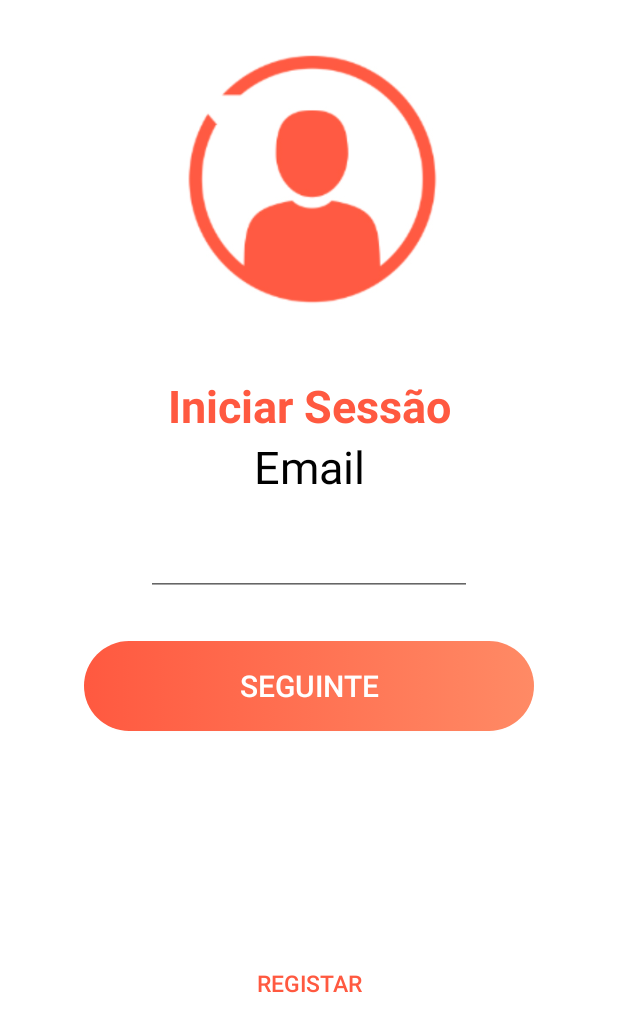
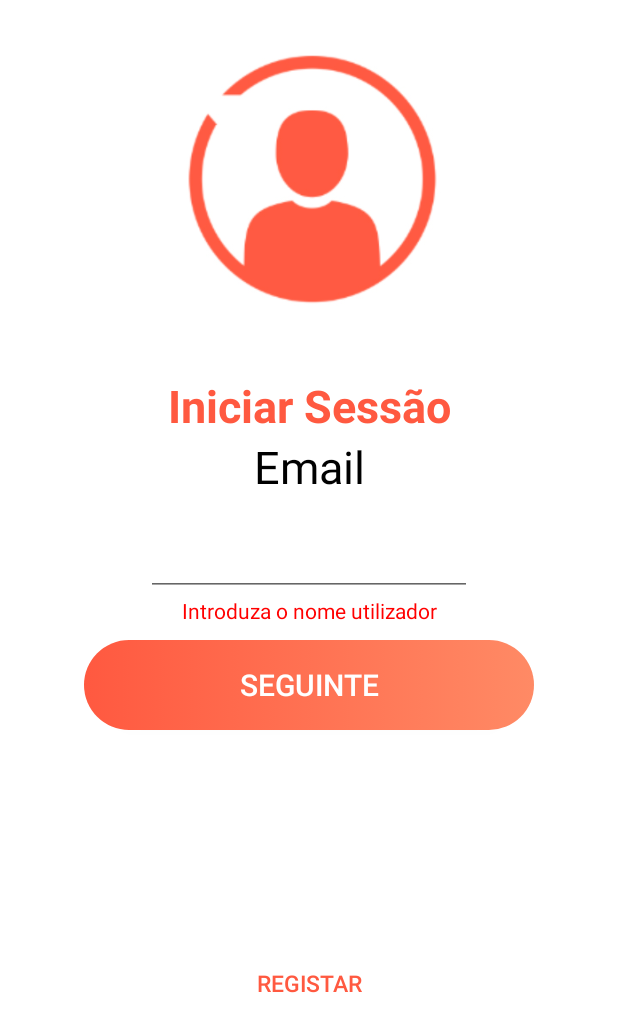
Before and after one commit to pmatarodrigues/ToBuyIt, an Android app: the screen it shows after launch (Login), after a tap on "SEGUINTE", on a phone screen of 412 x 824 dp. Shown: the top 1032 px of the screen. Run offline under Robolectric (Android 15) with nearby library versions, the phone set to English and light mode, and no system bars; 2 other taps on this screen came first.

Commit message:
Mensagens de aviso no login

```diff
--- a/app/src/main/java/com/example/pedro/tobuyit/Login.java
+++ b/app/src/main/java/com/example/pedro/tobuyit/Login.java
@@ -13,6 +13,7 @@ import android.view.View;
 import android.view.ViewGroup;
 import android.widget.Button;
 import android.widget.EditText;
+import android.widget.TextView;
 
 import java.io.BufferedReader;
 import java.io.BufferedWriter;
@@ -30,6 +31,8 @@ import java.io.OutputStreamWriter;
 import java.lang.reflect.Array;
 import java.util.ArrayList;
 
+import static android.graphics.Color.rgb;
+
 public class Login extends AppCompatActivity {
 
     ArrayList<Utilizador> users = new ArrayList<>();
@@ -37,6 +40,8 @@ public class Login extends AppCompatActivity {
     EditText txfPasswordLogin;
     EditText txfUsernameRegistar;
     EditText txfPasswordRegistar;
+    TextView txvAvisoLoginUsername;
+    TextView txvAvisoLoginPassword;
 
     int num; //vai permitir introduzir o login e a password em paginas diferentes
 
@@ -63,23 +68,35 @@ public class Login extends AppCompatActivity {
     //--------------------------- FUNCOES EM INICIAR SESSAO ----------------------------//
     public void avancarParaPassword(View view){
         txfMailLogin = (EditText) findViewById(R.id.campo_mail_login);
+        txvAvisoLoginUsername = (TextView) findViewById(R.id.aviso_login_username);
 
-        //------------ VERIFICA SE O USERNAME INTRODUZIDO EXISTE NA BASE DE DADOS
-        if(users.size() > 0) {
-            for (int i = 0; i < users.size(); i++) {
-                if (txfMailLogin.getText().toString().equals(users.get(i).getUsername())) {
-                    setContentView(R.layout.layout_login_password);     //----------- MUDA PARA O LAYOUT DA PASSWORD
-                    num = i;        //----- FAZ COM QUE NAO SEJA NECESSÁRIO VOLTAR A CORRER TODOS OS UTILIZADORES
-                }   else {
+        if(txfMailLogin.getText().length() == 0){
+            txvAvisoLoginUsername.setText("Introduza o nome utilizador");
+            txvAvisoLoginUsername.setTextColor(rgb(255, 0, 0));
+        }
+        else {
+            //------------ VERIFICA SE O USERNAME INTRODUZIDO EXISTE NA BASE DE DADOS
+            if (users.size() > 0) {
+                for (int i = 0; i < users.size(); i++) {
+                    if (txfMailLogin.getText().toString().equals(users.get(i).getUsername())) {
+                        setContentView(R.layout.layout_login_password);     //----------- MUDA PARA O LAYOUT DA PASSWORD
+                        num = i;        //----- FAZ COM QUE NAO SEJA NECESSÁRIO VOLTAR A CORRER TODOS OS UTILIZADORES
+                    } else {
+                        txvAvisoLoginUsername.setText("O username introduzido não existe");
+                        txvAvisoLoginUsername.setTextColor(rgb(255, 0, 0));
+                    }
                 }
+            } else {
+                txfMailLogin.setVisibility(view.INVISIBLE);
+                txvAvisoLoginUsername.setText("Não existem utilizadores");
+                txvAvisoLoginUsername.setTextColor(rgb(255, 0, 0));
             }
-        }   else{
-            System.out.println("NAO EXISTEM UTILIZADORES");
         }
     }
 
     public void iniciarSessao(View view){
         txfPasswordLogin = (EditText) findViewById(R.id.campo_password_login);
+        txvAvisoLoginPassword = (TextView) findViewById(R.id.aviso_login_password);
 
         if (users.get(num).getPassword().equals(txfPasswordLogin.getText().toString())) {
 
@@ -92,7 +109,8 @@ public class Login extends AppCompatActivity {
             startActivity(intent);
             finish();
         } else {
-            System.out.println("PASSWORD INVALIDA!!");
+            txvAvisoLoginPassword.setText("A palavra-passe introduzida está incorreta");
+            txvAvisoLoginPassword.setTextColor(rgb(255, 0, 0));
         }
     }
 
--- a/app/src/main/res/layout/activity_login.xml
+++ b/app/src/main/res/layout/activity_login.xml
@@ -47,18 +47,26 @@
         android:inputType="textPersonName"
         />
 
+    <TextView
+        android:id="@+id/aviso_login_username"
+        android:layout_width="match_parent"
+        android:layout_height="wrap_content"
+        android:textColor="@android:color/white"
+        android:textAlignment="center"
+        />
 
     <Button
         android:id="@+id/botao_entrar"
         android:layout_width="300dp"
         android:layout_height="60dp"
-        android:layout_marginTop="30dp"
+        android:layout_marginTop="10dp"
         android:layout_gravity="center"
         android:background="@drawable/button_background"
         android:onClick="avancarParaPassword"
         android:text="Seguinte"
         android:textColor="@android:color/white"
-        android:textSize="20sp" />
+        android:textSize="20sp"
+        />
 
     <Button
         android:id="@+id/botao_registar"
```
Also changed, not shown: app/src/main/res/layout/layout_login_password.xml (+9 -1 lines).
